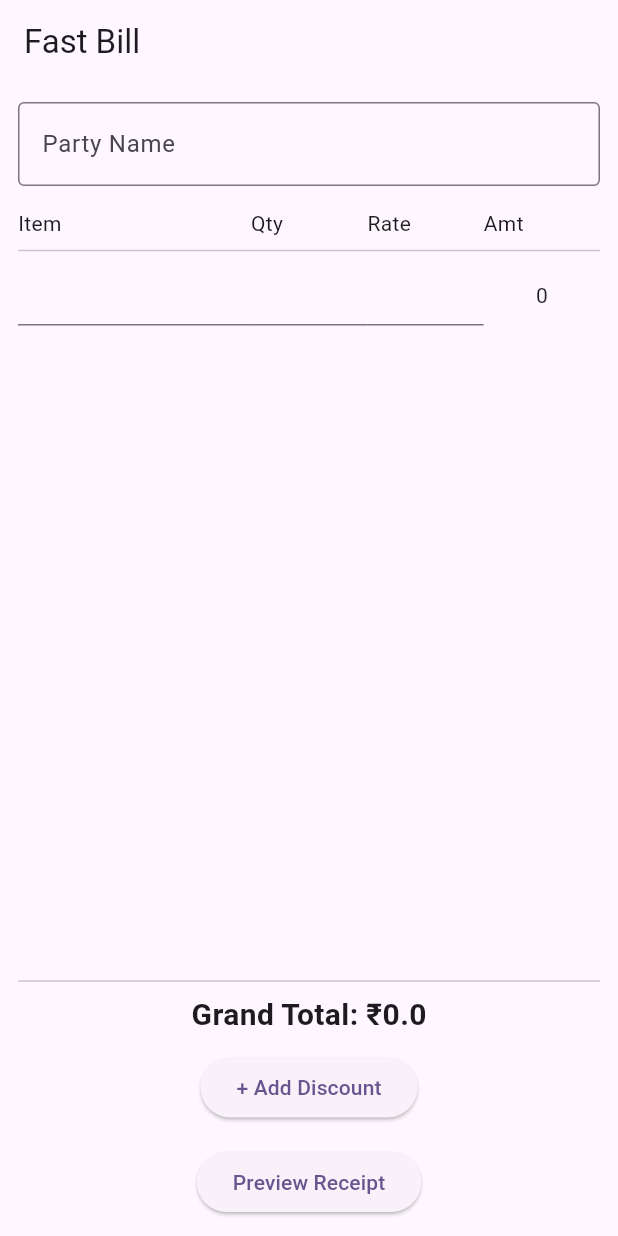
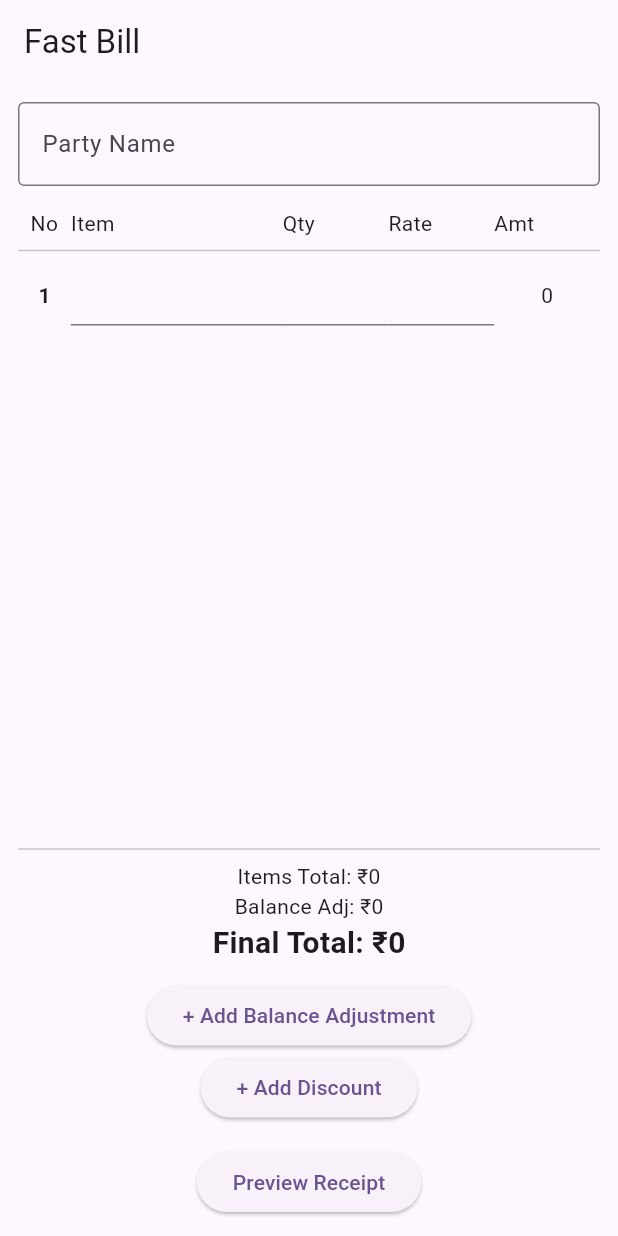
Before and after one commit to sukriti-8/Shopbill, a Flutter app: the FastBillScreen screen opened directly, on a phone screen of 412 x 824 dp. Run offline on Flutter 3.47's test engine with Material 3 defaults, Android fonts, the phone set to English and light mode, and no system bars; our stand-ins replace hive_flutter; missing offline and left inert: print_bluetooth_thermal; accounts and stored records are empty.

Commit message:
Added balance adjustment and serial number support

```diff
--- a/lib/models/bill.dart
+++ b/lib/models/bill.dart
@@ -11,6 +11,7 @@ class Bill {
   List<BillItem> items;
   String partyName;
   double discountPercent;
+  double balanceAdjustment;
   double grandTotal;
   BillStatus status;
 
@@ -20,6 +21,7 @@ class Bill {
     required this.items,
     required this.partyName,
     required this.discountPercent,
+    required this.balanceAdjustment,
     required this.grandTotal,
     this.status = BillStatus.active,
   });
@@ -30,6 +32,7 @@ class Bill {
       'date': date.toIso8601String(),
       'partyName': partyName,
       'discountPercent': discountPercent,
+      'balanceAdjustment': balanceAdjustment,
       'grandTotal': grandTotal,
       'status': status.name,
       'items': items.map((item) => item.toMap()).toList(),
@@ -42,6 +45,8 @@ class Bill {
       date: DateTime.parse(map['date']),
       partyName: map['partyName'],
       discountPercent: map['discountPercent'] ?? 0,
+      balanceAdjustment:
+         map['balanceAdjustment'] ?? 0,
       grandTotal: map['grandTotal'],
       status: map['status'] == 'cancelled'
           ? BillStatus.cancelled
@@ -49,6 +54,7 @@ class Bill {
       items: (map['items'] as List)
           .map((item) => BillItem.fromMap(item))
           .toList(),
+
     );
   }
 }
--- a/lib/screens/fast_bill_screen.dart
+++ b/lib/screens/fast_bill_screen.dart
@@ -16,6 +16,11 @@ class FastBillScreen extends StatefulWidget {
 class _FastBillScreenState extends State<FastBillScreen> {
   final partyController = TextEditingController();
   final discountController = TextEditingController();
+  final balanceController = TextEditingController();
+
+  bool showBalance = false;
+  double balanceAdjustment = 0;
+
 
 bool showDiscount = false;
 double discountPercent = 0;
@@ -38,7 +43,9 @@ double discountPercent = 0;
     return total;
   }
   double getFinalTotal() {
-    double subtotal = getGrandTotal();
+
+      double subtotal =
+          getGrandTotal() + balanceAdjustment;
 
       double discountAmount =
           subtotal * (discountPercent / 100);
@@ -69,6 +76,13 @@ double discountPercent = 0;
 
             const Row(
               children: [
+                Expanded(
+                  flex: 1,
+                  child: Text(
+                    'No',
+                    textAlign: TextAlign.center,
+                  ),
+                ),
                 Expanded(flex: 4, child: Text('Item')),
                 Expanded(flex: 2, child: Text('Qty')),
                 Expanded(flex: 2, child: Text('Rate')),
@@ -86,6 +100,17 @@ double discountPercent = 0;
                     padding: const EdgeInsets.symmetric(vertical: 2),
                     child: Row(
                       children: [
+                        Expanded(
+                          flex: 1,
+                          child: Center(
+                            child: Text(
+                              '${index + 1}',
+                              style: const TextStyle(
+                                fontWeight: FontWeight.bold,
+                              ),
+                            ),
+                          ),
+                        ),
                         Expanded(
                           flex: 4,
                           child: TextField(
@@ -200,15 +225,62 @@ double discountPercent = 0;
 
             const Divider(),
 
+            Column(
+              children: [
                 Text(
-              'Grand Total: ₹${getFinalTotal()}',
+                  'Items Total: ₹${getGrandTotal().toStringAsFixed(0)}',
+                ),
+
+                Text(
+                  'Balance Adj: ₹${balanceAdjustment.toStringAsFixed(0)}',
+                ),
+
+                Text(
+                  'Final Total: ₹${getFinalTotal().toStringAsFixed(0)}',
                   style: const TextStyle(
                     fontSize: 20,
                     fontWeight: FontWeight.bold,
                   ),
                 ),
+              ],
+            ),
+            const SizedBox(height: 10),
+            if (!showBalance)
+                ElevatedButton(
+                  onPressed: () {
+                    setState(() {
+                      showBalance = true;
+                    });
+                  },
+                  child: const Text('+ Add Balance Adjustment'),
+                ),
+
+              if (showBalance) ...[
+                TextField(
+                  controller: balanceController,
+                  keyboardType: const TextInputType.numberWithOptions(
+                    signed: true,
+                  ),
+                  decoration: const InputDecoration(
+                    labelText: 'Balance Adjustment (+/-)',
+                    border: OutlineInputBorder(),
+                  ),
+                  onChanged: (value) {
+                    setState(() {
+                      balanceAdjustment =
+                          double.tryParse(value) ?? 0;
+                    });
+                  },
+                ),
+
                 const SizedBox(height: 10),
 
+                Text(
+                  'Balance Adjustment: ₹$balanceAdjustment',
+                ),
+
+                const SizedBox(height: 10),
+              ],
             if (!showDiscount)
               ElevatedButton(
                 onPressed: () {
@@ -278,6 +350,7 @@ double discountPercent = 0;
                   items: billItems,
                   partyName: partyController.text,
                   discountPercent: discountPercent,
+                  balanceAdjustment: balanceAdjustment,
                   grandTotal: getFinalTotal(),
                 );
 
--- a/lib/screens/new_bill_screen.dart
+++ b/lib/screens/new_bill_screen.dart
@@ -185,6 +185,7 @@ class _NewBillScreenState extends State<NewBillScreen> {
                       items: List.from(items),
                       partyName: partyName,
                       discountPercent: discount,
+                      balanceAdjustment: 0,
                       grandTotal: getFinalTotal(),
                     );
 
```
Also changed, not shown: lib/screens/bill_details_screen.dart (+19 -1 lines), lib/screens/receipt_preview_screen.dart (+35 -4 lines), lib/services/printer_service.dart (+16 -8 lines). Lines whose indentation alone changed are shown as unchanged.
